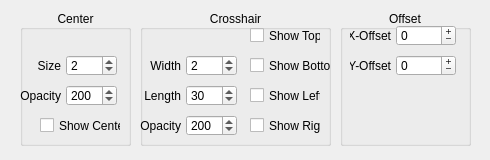
Above: QKeyMapper/qcrosshairsetupdialog.ui from Zalafina/QKeyMapper before the change. Below: the same form after it.
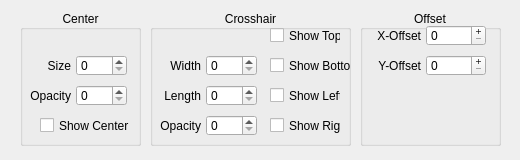
That is the form after the change.

Commit message: Add crosshair setup dialog values.

The edit to the form file:
```diff
--- a/QKeyMapper/qcrosshairsetupdialog.ui
+++ b/QKeyMapper/qcrosshairsetupdialog.ui
@@ -6,7 +6,7 @@
    <rect>
     <x>0</x>
     <y>0</y>
-    <width>490</width>
+    <width>520</width>
     <height>160</height>
    </rect>
   </property>
@@ -16,7 +16,7 @@
   <widget class="QLabel" name="crosshairLineWidthLabel">
    <property name="geometry">
     <rect>
-     <x>140</x>
+     <x>160</x>
      <y>55</y>
      <width>41</width>
      <height>21</height>
@@ -32,7 +32,7 @@
   <widget class="QSpinBox" name="crosshairLineLengthSpinBox">
    <property name="geometry">
     <rect>
-     <x>186</x>
+     <x>206</x>
      <y>85</y>
      <width>51</width>
      <height>21</height>
@@ -41,22 +41,13 @@
    <property name="focusPolicy">
     <enum>Qt::FocusPolicy::ClickFocus</enum>
    </property>
-   <property name="minimum">
-    <number>1</number>
-   </property>
-   <property name="maximum">
-    <number>900</number>
-   </property>
-   <property name="value">
-    <number>30</number>
-   </property>
   </widget>
   <widget class="QCheckBox" name="showCenterCheckBox">
    <property name="geometry">
     <rect>
      <x>40</x>
      <y>115</y>
-     <width>81</width>
+     <width>101</width>
      <height>21</height>
     </rect>
    </property>
@@ -70,7 +61,7 @@
   <widget class="QCheckBox" name="showLeftCheckBox">
    <property name="geometry">
     <rect>
-     <x>250</x>
+     <x>270</x>
      <y>85</y>
      <width>71</width>
      <height>21</height>
@@ -86,7 +77,7 @@
   <widget class="QSpinBox" name="crosshairLineWidthSpinBox">
    <property name="geometry">
     <rect>
-     <x>186</x>
+     <x>206</x>
      <y>55</y>
      <width>51</width>
      <height>21</height>
@@ -95,20 +86,11 @@
    <property name="focusPolicy">
     <enum>Qt::FocusPolicy::ClickFocus</enum>
    </property>
-   <property name="minimum">
-    <number>1</number>
-   </property>
-   <property name="maximum">
-    <number>500</number>
-   </property>
-   <property name="value">
-    <number>2</number>
-   </property>
   </widget>
   <widget class="QLabel" name="crosshairLineLengthLabel">
    <property name="geometry">
     <rect>
-     <x>140</x>
+     <x>160</x>
      <y>85</y>
      <width>41</width>
      <height>21</height>
@@ -124,7 +106,7 @@
   <widget class="QSpinBox" name="centerOpacitySpinBox">
    <property name="geometry">
     <rect>
-     <x>66</x>
+     <x>76</x>
      <y>85</y>
      <width>51</width>
      <height>21</height>
@@ -133,17 +115,11 @@
    <property name="focusPolicy">
     <enum>Qt::FocusPolicy::ClickFocus</enum>
    </property>
-   <property name="maximum">
-    <number>255</number>
-   </property>
-   <property name="value">
-    <number>200</number>
-   </property>
   </widget>
   <widget class="QSpinBox" name="crosshairOpacitySpinBox">
    <property name="geometry">
     <rect>
-     <x>186</x>
+     <x>206</x>
      <y>115</y>
      <width>51</width>
      <height>21</height>
@@ -152,17 +128,11 @@
    <property name="focusPolicy">
     <enum>Qt::FocusPolicy::ClickFocus</enum>
    </property>
-   <property name="maximum">
-    <number>255</number>
-   </property>
-   <property name="value">
-    <number>200</number>
-   </property>
   </widget>
   <widget class="QCheckBox" name="showBottomCheckBox">
    <property name="geometry">
     <rect>
-     <x>250</x>
+     <x>270</x>
      <y>55</y>
      <width>81</width>
      <height>21</height>
@@ -178,7 +148,7 @@
   <widget class="QSpinBox" name="centerOpacitySpinBox_3">
    <property name="geometry">
     <rect>
-     <x>396</x>
+     <x>426</x>
      <y>55</y>
      <width>60</width>
      <height>21</height>
@@ -190,17 +160,11 @@
    <property name="buttonSymbols">
     <enum>QAbstractSpinBox::ButtonSymbols::PlusMinus</enum>
    </property>
-   <property name="minimum">
-    <number>-5000</number>
-   </property>
-   <property name="maximum">
-    <number>5000</number>
-   </property>
   </widget>
   <widget class="QCheckBox" name="showTopCheckBox">
    <property name="geometry">
     <rect>
-     <x>250</x>
+     <x>270</x>
      <y>25</y>
      <width>71</width>
      <height>21</height>
@@ -216,7 +180,7 @@
   <widget class="QSpinBox" name="centerOpacitySpinBox_2">
    <property name="geometry">
     <rect>
-     <x>396</x>
+     <x>426</x>
      <y>25</y>
      <width>60</width>
      <height>21</height>
@@ -228,19 +192,13 @@
    <property name="buttonSymbols">
     <enum>QAbstractSpinBox::ButtonSymbols::PlusMinus</enum>
    </property>
-   <property name="minimum">
-    <number>-5000</number>
-   </property>
-   <property name="maximum">
-    <number>5000</number>
-   </property>
   </widget>
   <widget class="QLabel" name="y_offsetLabel">
    <property name="geometry">
     <rect>
-     <x>350</x>
+     <x>370</x>
      <y>55</y>
-     <width>41</width>
+     <width>51</width>
      <height>21</height>
     </rect>
    </property>
@@ -256,7 +214,7 @@
     <rect>
      <x>20</x>
      <y>85</y>
-     <width>41</width>
+     <width>51</width>
      <height>21</height>
     </rect>
    </property>
@@ -270,7 +228,7 @@
   <widget class="QSpinBox" name="centerSizeSpinBox">
    <property name="geometry">
     <rect>
-     <x>66</x>
+     <x>76</x>
      <y>55</y>
      <width>51</width>
      <height>21</height>
@@ -279,22 +237,13 @@
    <property name="focusPolicy">
     <enum>Qt::FocusPolicy::ClickFocus</enum>
    </property>
-   <property name="minimum">
-    <number>1</number>
-   </property>
-   <property name="maximum">
-    <number>500</number>
-   </property>
-   <property name="value">
-    <number>2</number>
-   </property>
   </widget>
   <widget class="QLabel" name="x_offsetLabel">
    <property name="geometry">
     <rect>
-     <x>350</x>
+     <x>370</x>
      <y>25</y>
-     <width>41</width>
+     <width>51</width>
      <height>21</height>
     </rect>
    </property>
@@ -308,7 +257,7 @@
   <widget class="QLabel" name="centerSizeLabel">
    <property name="geometry">
     <rect>
-     <x>20</x>
+     <x>30</x>
      <y>55</y>
      <width>41</width>
      <height>21</height>
@@ -324,9 +273,9 @@
   <widget class="QLabel" name="crosshairOpacityLabel">
    <property name="geometry">
     <rect>
-     <x>140</x>
+     <x>150</x>
      <y>115</y>
-     <width>41</width>
+     <width>51</width>
      <height>21</height>
     </rect>
    </property>
@@ -342,7 +291,7 @@
     <rect>
      <x>20</x>
      <y>10</y>
-     <width>111</width>
+     <width>121</width>
      <height>136</height>
     </rect>
    </property>
@@ -356,9 +305,9 @@
   <widget class="QGroupBox" name="crosshairGroupBox">
    <property name="geometry">
     <rect>
-     <x>140</x>
+     <x>150</x>
      <y>10</y>
-     <width>191</width>
+     <width>201</width>
      <height>136</height>
     </rect>
    </property>
@@ -372,7 +321,7 @@
   <widget class="QCheckBox" name="showRightCheckBox">
    <property name="geometry">
     <rect>
-     <x>250</x>
+     <x>270</x>
      <y>115</y>
      <width>71</width>
      <height>21</height>
@@ -388,9 +337,9 @@
   <widget class="QGroupBox" name="offsetGroupBox">
    <property name="geometry">
     <rect>
-     <x>340</x>
+     <x>360</x>
      <y>10</y>
-     <width>131</width>
+     <width>141</width>
      <height>136</height>
     </rect>
    </property>
```
Left out of the diff: 8 changed lines with no effect on the pictures. The commit also changes 13 other files.
